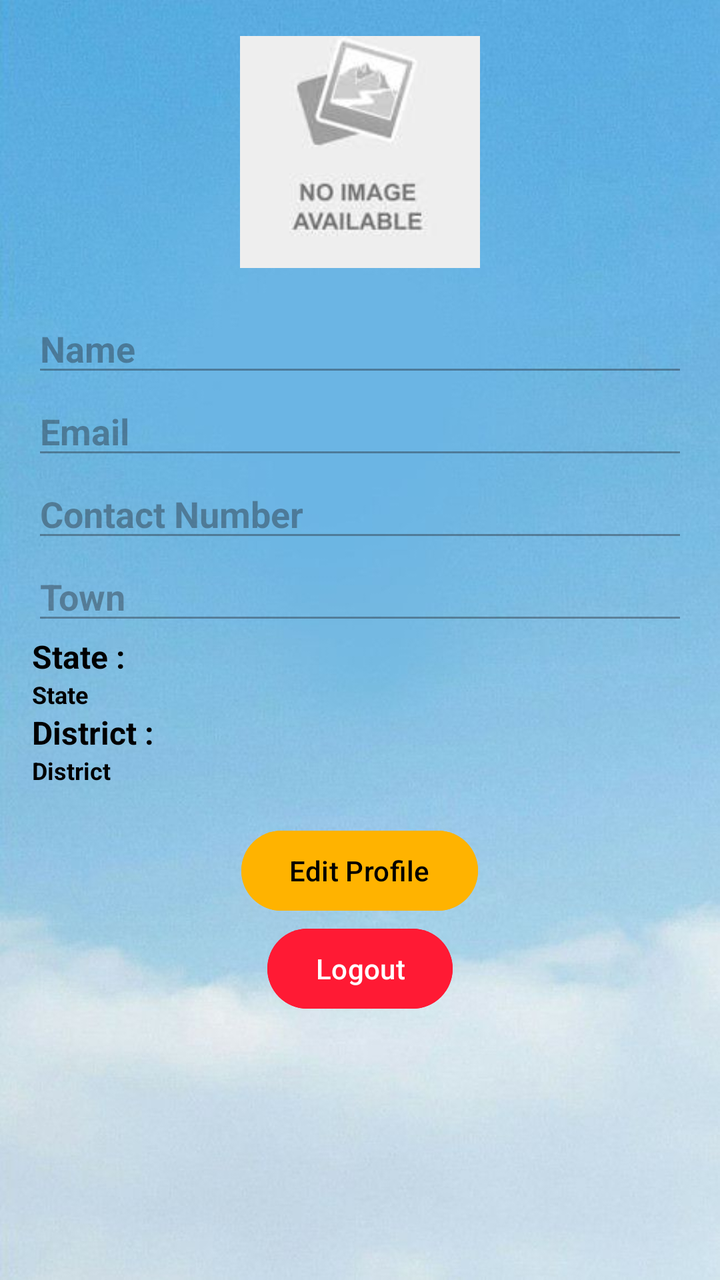
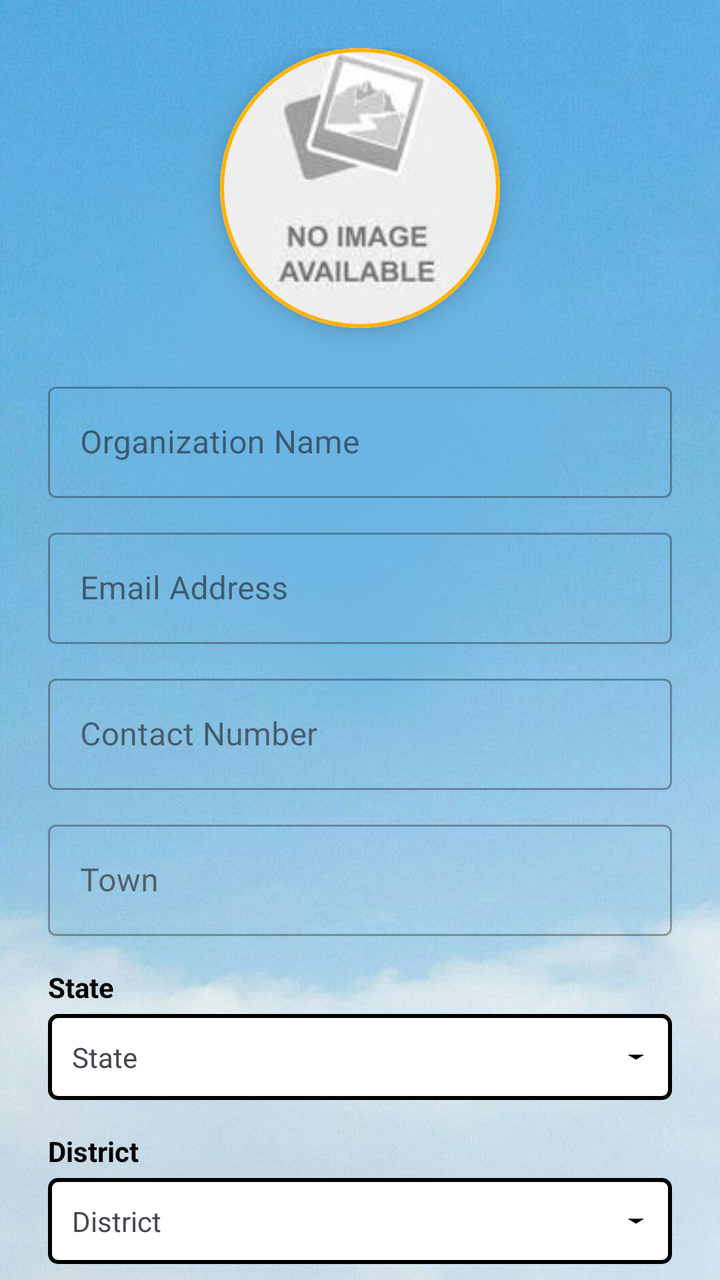

The first picture is an Android layout as it rendered before a commit; the second is the same layout after the commit. The layout source and the unified diff follow.
<!-- AndroidManifest.xml: application theme Theme.Orphans -->
<!-- res/layout/fragment_org_profile.xml -->
<layout xmlns:android="http://schemas.android.com/apk/res/android"
    xmlns:app="http://schemas.android.com/apk/res-auto">

    <LinearLayout
        android:layout_width="match_parent"
        android:layout_height="match_parent"
        android:orientation="vertical"
        android:padding="16dp"
        android:background="@drawable/organisation">

        <ImageView
            android:id="@+id/imageViewProfile"
            android:layout_width="120dp"
            android:layout_height="120dp"
            android:layout_gravity="center"
            android:src="@drawable/placeholder_image"
            android:contentDescription="Profile Image"
            android:layout_marginBottom="16dp" />

        <EditText
            android:id="@+id/editTextName"
            android:layout_width="match_parent"
            android:layout_height="wrap_content"
            android:hint="Name"
            android:textStyle="bold"
            android:textColor="@color/black"
            android:enabled="false" />

        <EditText
            android:id="@+id/editTextEmail"
            android:layout_width="match_parent"
            android:layout_height="wrap_content"
            android:hint="Email"
            android:textStyle="bold"
            android:textColor="@color/black"
            android:inputType="textEmailAddress"
            android:enabled="false" />

        <EditText
            android:id="@+id/editTextPhone"
            android:layout_width="match_parent"
            android:layout_height="wrap_content"
            android:hint="Contact Number"
            android:textStyle="bold"
            android:textColor="@color/black"
            android:enabled="false" />

        <EditText
            android:id="@+id/editTextTown"
            android:layout_width="match_parent"
            android:layout_height="wrap_content"
            android:hint="Town"
            android:textColor="@color/black"
            android:textStyle="bold"
            android:enabled="false" />
        <TextView
            android:id="@+id/texts"
            android:layout_width="wrap_content"
            android:layout_height="wrap_content"
            android:text="State :"
            android:textColor="@color/black"
            android:textSize="16sp"
            android:textStyle="bold" />

        <TextView
            android:id="@+id/textViewState"
            android:layout_width="wrap_content"
            android:layout_height="wrap_content"
            android:textColor="@color/black"
            android:textStyle="bold"
            android:textSize="12sp"
            android:text="State"
            android:visibility="visible" />


        <Spinner
            android:id="@+id/spinnerState"
            android:layout_width="match_parent"
            android:layout_height="wrap_content"
            android:visibility="gone" />

        <TextView
            android:id="@+id/textd"
            android:layout_width="wrap_content"
            android:layout_height="wrap_content"
            android:text="District :"
            android:textSize="16sp"
            android:textColor="@color/black"
            android:textStyle="bold" />

        <TextView
            android:id="@+id/textViewDistrict"
            android:layout_width="wrap_content"
            android:layout_height="wrap_content"
            android:textSize="12sp"
            android:textColor="@color/black"
            android:textStyle="bold"
            android:text="District"
            android:visibility="visible" />

        <Spinner
            android:id="@+id/spinnerDistrict"
            android:layout_width="match_parent"
            android:layout_height="wrap_content"
            android:visibility="gone" />

        <Button
            android:id="@+id/buttonEditProfile"
            android:layout_width="wrap_content"
            android:layout_height="wrap_content"
            android:layout_gravity="center"
            android:layout_marginTop="18dp"
            android:textColor="@color/black"
            android:backgroundTint="@color/green1"
            android:text="Edit Profile" />

        <Button
            android:id="@+id/buttonSaveProfile"
            android:layout_width="wrap_content"
            android:layout_height="wrap_content"
            android:layout_gravity="center"
            android:backgroundTint="@color/green1"
            android:text="Save Profile"
            android:visibility="gone" />

        <Button
            android:id="@+id/buttonLogout"
            android:layout_width="wrap_content"
            android:layout_height="wrap_content"
            android:text="Logout"
            android:backgroundTint="@color/purple_700"
            android:layout_gravity="center"
            android:layout_marginTop="1dp" />
    </LinearLayout>
</layout>
<!-- resources referenced by this layout -->
<resources>
  <color name="black">#FF000000</color>
  <color name="green1">#FFB300</color>
  <color name="purple_700">#FF1A34</color>
  <!-- drawable organisation: png bitmap (drawable, 40322 bytes) -->
  <!-- drawable placeholder_image: png bitmap (drawable, 247930 bytes) -->
  <style name="Theme.Orphans" parent="Base.Theme.Orphans" />
  <style name="Base.Theme.Orphans" parent="Theme.Material3.DayNight.NoActionBar">
          
          
      </style>
</resources>

<!-- the commit's change to res/layout/fragment_org_profile.xml (unified diff, before → after) -->
@@ -1,135 +1,184 @@
+<?xml version="1.0" encoding="utf-8"?>
 <layout xmlns:android="http://schemas.android.com/apk/res/android"
     xmlns:app="http://schemas.android.com/apk/res-auto">
 
-    <LinearLayout
+    <androidx.core.widget.NestedScrollView
         android:layout_width="match_parent"
         android:layout_height="match_parent"
-        android:orientation="vertical"
-        android:padding="16dp"
-        android:background="@drawable/organisation">
+        android:background="@drawable/organisation"
+        android:fillViewport="true">
 
-        <ImageView
-            android:id="@+id/imageViewProfile"
-            android:layout_width="120dp"
-            android:layout_height="120dp"
-            android:layout_gravity="center"
-            android:src="@drawable/placeholder_image"
-            android:contentDescription="Profile Image"
-            android:layout_marginBottom="16dp" />
-
-        <EditText
-            android:id="@+id/editTextName"
+        <LinearLayout
             android:layout_width="match_parent"
             android:layout_height="wrap_content"
-            android:hint="Name"
-            android:textStyle="bold"
-            android:textColor="@color/black"
-            android:enabled="false" />
+            android:orientation="vertical"
+            android:padding="24dp">
 
-        <EditText
-            android:id="@+id/editTextEmail"
-            android:layout_width="match_parent"
-            android:layout_height="wrap_content"
-            android:hint="Email"
-            android:textStyle="bold"
-            android:textColor="@color/black"
-            android:inputType="textEmailAddress"
-            android:enabled="false" />
+            <com.google.android.material.card.MaterialCardView
+                android:layout_width="140dp"
+                android:layout_height="140dp"
+                android:layout_gravity="center"
+                android:layout_marginBottom="24dp"
+                app:cardCornerRadius="70dp"
+                app:cardElevation="8dp"
+                app:strokeColor="@color/green1"
+                app:strokeWidth="2dp">
 
-        <EditText
-            android:id="@+id/editTextPhone"
-            android:layout_width="match_parent"
-            android:layout_height="wrap_content"
-            android:hint="Contact Number"
-            android:textStyle="bold"
-            android:textColor="@color/black"
-            android:enabled="false" />
+                <ImageView
+                    android:id="@+id/imageViewProfile"
+                    android:layout_width="match_parent"
+                    android:layout_height="match_parent"
+                    android:scaleType="centerCrop"
+                    android:src="@drawable/placeholder_image"
+                    android:contentDescription="Profile Image" />
+            </com.google.android.material.card.MaterialCardView>
 
-        <EditText
-            android:id="@+id/editTextTown"
-            android:layout_width="match_parent"
-            android:layout_height="wrap_content"
-            android:hint="Town"
-            android:textColor="@color/black"
-            android:textStyle="bold"
-            android:enabled="false" />
-        <TextView
-            android:id="@+id/texts"
-            android:layout_width="wrap_content"
-            android:layout_height="wrap_content"
-            android:text="State :"
-            android:textColor="@color/black"
-            android:textSize="16sp"
-            android:textStyle="bold" />
+            <com.google.android.material.textfield.TextInputLayout
+                style="@style/Widget.MaterialComponents.TextInputLayout.OutlinedBox"
+                android:layout_width="match_parent"
+                android:layout_height="wrap_content"
+                android:layout_marginBottom="12dp"
+                android:hint="Organization Name">
+                <com.google.android.material.textfield.TextInputEditText
+                    android:id="@+id/editTextName"
+                    android:layout_width="match_parent"
+                    android:layout_height="wrap_content"
+                    android:enabled="false"
+                    android:textColor="@color/black" />
+            </com.google.android.material.textfield.TextInputLayout>
 
-        <TextView
-            android:id="@+id/textViewState"
-            android:layout_width="wrap_content"
-            android:layout_height="wrap_content"
-            android:textColor="@color/black"
-            android:textStyle="bold"
-            android:textSize="12sp"
-            android:text="State"
-            android:visibility="visible" />
+            <com.google.android.material.textfield.TextInputLayout
+                style="@style/Widget.MaterialComponents.TextInputLayout.OutlinedBox"
+                android:layout_width="match_parent"
+                android:layout_height="wrap_content"
+                android:layout_marginBottom="12dp"
+                android:hint="Email Address">
+                <com.google.android.material.textfield.TextInputEditText
+                    android:id="@+id/editTextEmail"
+                    android:layout_width="match_parent"
+                    android:layout_height="wrap_content"
+                    android:enabled="false"
+                    android:inputType="textEmailAddress"
+                    android:textColor="@color/black" />
+            </com.google.android.material.textfield.TextInputLayout>
 
+            <com.google.android.material.textfield.TextInputLayout
+                style="@style/Widget.MaterialComponents.TextInputLayout.OutlinedBox"
+                android:layout_width="match_parent"
+                android:layout_height="wrap_content"
+                android:layout_marginBottom="12dp"
+                android:hint="Contact Number">
+                <com.google.android.material.textfield.TextInputEditText
+                    android:id="@+id/editTextPhone"
+                    android:layout_width="match_parent"
+                    android:layout_height="wrap_content"
+                    android:enabled="false"
+                    android:inputType="phone"
+                    android:textColor="@color/black" />
+            </com.google.android.material.textfield.TextInputLayout>
 
-        <Spinner
-            android:id="@+id/spinnerState"
-            android:layout_width="match_parent"
-            android:layout_height="wrap_content"
-            android:visibility="gone" />
+            <com.google.android.material.textfield.TextInputLayout
+                style="@style/Widget.MaterialComponents.TextInputLayout.OutlinedBox"
+                android:layout_width="match_parent"
+                android:layout_height="wrap_content"
+                android:layout_marginBottom="16dp"
+                android:hint="Town">
+                <com.google.android.material.textfield.TextInputEditText
+                    android:id="@+id/editTextTown"
+                    android:layout_width="match_parent"
+                    android:layout_height="wrap_content"
+                    android:enabled="false"
+                    android:textColor="@color/black" />
+            </com.google.android.material.textfield.TextInputLayout>
 
-        <TextView
-            android:id="@+id/textd"
-            android:layout_width="wrap_content"
-            android:layout_height="wrap_content"
-            android:text="District :"
-            android:textSize="16sp"
-            android:textColor="@color/black"
-            android:textStyle="bold" />
+            <LinearLayout
+                android:layout_width="match_parent"
+                android:layout_height="wrap_content"
+                android:orientation="vertical"
+                android:layout_marginBottom="16dp">
 
-        <TextView
-            android:id="@+id/textViewDistrict"
-            android:layout_width="wrap_content"
-            android:layout_height="wrap_content"
-            android:textSize="12sp"
-            android:textColor="@color/black"
-            android:textStyle="bold"
-            android:text="District"
-            android:visibility="visible" />
+                <TextView
+                    android:layout_width="wrap_content"
+                    android:layout_height="wrap_content"
+                    android:text="State"
+                    android:textStyle="bold"
+                    android:textColor="@color/black" />
 
-        <Spinner
-            android:id="@+id/spinnerDistrict"
-            android:layout_width="match_parent"
-            android:layout_height="wrap_content"
-            android:visibility="gone" />
+                <TextView
+                    android:id="@+id/textViewState"
+                    android:layout_width="match_parent"
+                    android:layout_height="wrap_content"
+                    android:padding="12dp"
+                    android:text="State"
+                    android:background="@drawable/spinner_background"
+                    android:layout_marginTop="4dp" />
 
-        <Button
-            android:id="@+id/buttonEditProfile"
-            android:layout_width="wrap_content"
-            android:layout_height="wrap_content"
-            android:layout_gravity="center"
-            android:layout_marginTop="18dp"
-            android:textColor="@color/black"
-            android:backgroundTint="@color/green1"
-            android:text="Edit Profile" />
+                <Spinner
+                    android:id="@+id/spinnerState"
+                    android:layout_width="match_parent"
+                    android:layout_height="48dp"
+                    android:visibility="gone"
+                    android:background="@drawable/spinner_background"
+                    android:layout_marginTop="4dp" />
+            </LinearLayout>
 
-        <Button
-            android:id="@+id/buttonSaveProfile"
-            android:layout_width="wrap_content"
-            android:layout_height="wrap_content"
-            android:layout_gravity="center"
-            android:backgroundTint="@color/green1"
-            android:text="Save Profile"
-            android:visibility="gone" />
+            <LinearLayout
+                android:layout_width="match_parent"
+                android:layout_height="wrap_content"
+                android:orientation="vertical"
+                android:layout_marginBottom="24dp">
 
-        <Button
-            android:id="@+id/buttonLogout"
-            android:layout_width="wrap_content"
-            android:layout_height="wrap_content"
-            android:text="Logout"
-            android:backgroundTint="@color/purple_700"
-            android:layout_gravity="center"
-            android:layout_marginTop="1dp" />
-    </LinearLayout>
+                <TextView
+                    android:layout_width="wrap_content"
+                    android:layout_height="wrap_content"
+                    android:text="District"
+                    android:textStyle="bold"
+                    android:textColor="@color/black" />
+
+                <TextView
+                    android:id="@+id/textViewDistrict"
+                    android:layout_width="match_parent"
+                    android:layout_height="wrap_content"
+                    android:padding="12dp"
+                    android:text="District"
+                    android:background="@drawable/spinner_background"
+                    android:layout_marginTop="4dp" />
+
+                <Spinner
+                    android:id="@+id/spinnerDistrict"
+                    android:layout_width="match_parent"
+                    android:layout_height="48dp"
+                    android:visibility="gone"
+                    android:background="@drawable/spinner_background"
+                    android:layout_marginTop="4dp" />
+            </LinearLayout>
+
+            <com.google.android.material.button.MaterialButton
+                android:id="@+id/buttonEditProfile"
+                android:layout_width="match_parent"
+                android:layout_height="56dp"
+                android:text="Edit Profile"
+                android:backgroundTint="@color/green1"
+                app:cornerRadius="12dp" />
+
+            <com.google.android.material.button.MaterialButton
+                android:id="@+id/buttonSaveProfile"
+                android:layout_width="match_parent"
+                android:layout_height="56dp"
+                android:text="Save Changes"
+                android:visibility="gone"
+                android:backgroundTint="@color/green1"
+                app:cornerRadius="12dp" />
+
+            <com.google.android.material.button.MaterialButton
+                android:id="@+id/buttonLogout"
+                style="@style/Widget.MaterialComponents.Button.TextButton"
+                android:layout_width="match_parent"
+                android:layout_height="56dp"
+                android:layout_marginTop="8dp"
+                android:text="Logout"
+                android:textColor="@color/purple_700" />
+
+        </LinearLayout>
+    </androidx.core.widget.NestedScrollView>
 </layout>
<!-- resource entries referenced after the edit -->
@@ -5,7 +5,42 @@
   <color name="purple_700">#FF1A34</color>
   <!-- drawable organisation: png bitmap (drawable, 40322 bytes) -->
   <!-- drawable placeholder_image: png bitmap (drawable, 247930 bytes) -->
+  <!-- drawable spinner_background (drawable) -->
+  <?xml version="1.0" encoding="utf-8"?>
+  <layer-list xmlns:android="http://schemas.android.com/apk/res/android">
+  
+      
+      <item>
+          <shape
+              android:shape="rectangle">
+              <solid android:color="@android:color/white"/>
+              <stroke
+                  android:width="2dp"
+                  android:color="@color/black"/>
+              <corners android:radius="4dp"/>
+          </shape>
+      </item>
+  
+      
+      <item
+          android:width="20dp"
+          android:drawable="@drawable/spinner_arrow"
+          android:gravity="end|center_vertical"
+          android:right="8dp"/>
+  
+  </layer-list>
   <style name="Theme.Orphans" parent="Base.Theme.Orphans" />
+  <!-- drawable spinner_arrow (drawable) -->
+  <?xml version="1.0" encoding="utf-8"?>
+  <vector xmlns:android="http://schemas.android.com/apk/res/android"
+      android:width="12dp"
+      android:height="12dp"
+      android:viewportWidth="24"
+      android:viewportHeight="24">
+      <path
+          android:fillColor="@color/black"
+          android:pathData="M7 10l5 5 5-5z"/>
+  </vector>
   <style name="Base.Theme.Orphans" parent="Theme.Material3.DayNight.NoActionBar">
           
           
